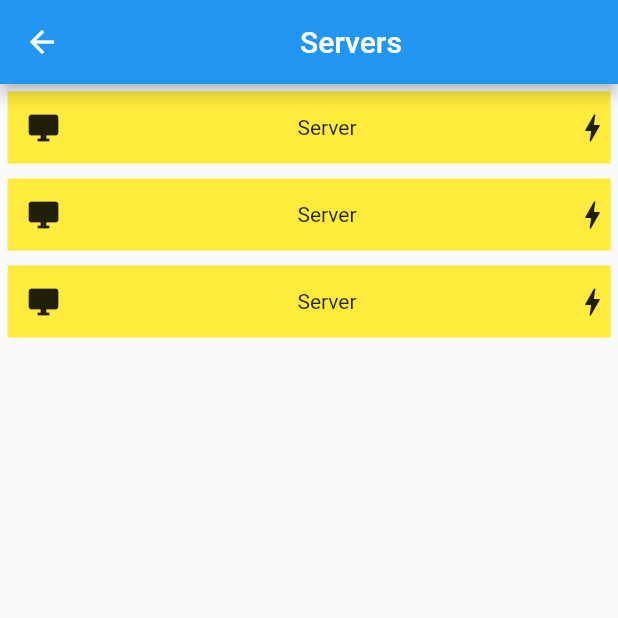
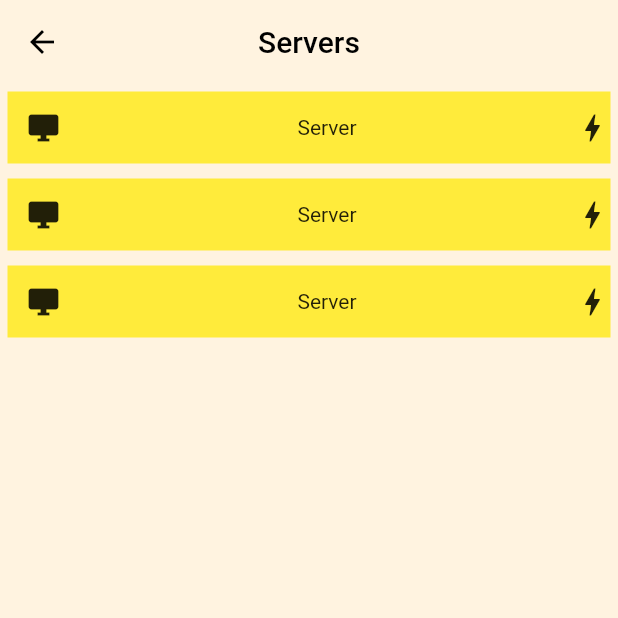
Before and after one commit to AtomiCloudArchive/flutter-screen-prototype, a Flutter app: the screen it shows after launch, after a tap on the "bolt" icon, on a phone screen of 412 x 824 dp, the top half of it. Run offline on Flutter 3.47's test engine with Material 2 defaults, Android fonts, the phone set to English and light mode, and no system bars.

Commit message:
[Feat] Add theme styling

```diff
--- a/lib/card.dart
+++ b/lib/card.dart
@@ -3,7 +3,7 @@ import 'package:flutter/material.dart';
 class CustomCard extends StatelessWidget {
   const CustomCard({this.child});
 
-  final Widget child;
+  final Widget? child;
 
   @override
   Widget build(BuildContext buildContext) {
--- a/lib/main.dart
+++ b/lib/main.dart
@@ -5,16 +5,21 @@ import 'card.dart';
 import 'notif_screen.dart';
 import 'search_screen.dart';
 import 'server_screen.dart';
+import 'themed_screen.dart';
+
+final Color bkgdColor = Colors.orange.shade50;
+final Color textColor = Colors.black;
 
 void main() {
   runApp(MaterialApp(
+    theme: ThemeData(
+      backgroundColor: bkgdColor,
+      primaryColor: textColor,
+    ),
     title: 'Navigation Basics',
     home: MyApp(),
   ));
 }
-
-final Color bkgdColor = Colors.orange[50];
-final Color textColor = Colors.black;
 
 class MyApp extends StatefulWidget {
   @override
@@ -22,7 +27,7 @@ class MyApp extends StatefulWidget {
 }
 
 class _MyAppState extends State<MyApp> with SingleTickerProviderStateMixin {
-  AnimationController _animationController;
+  late AnimationController _animationController;
 
   @override
   void initState() {
@@ -37,7 +42,7 @@ class _MyAppState extends State<MyApp> with SingleTickerProviderStateMixin {
     super.dispose();
   }
 
-  _toggleAnimation() {
+  _toggleDrawerAnimation() {
     _animationController.isDismissed
         ? _animationController.forward()
         : _animationController.reverse();
@@ -59,28 +64,66 @@ class _MyAppState extends State<MyApp> with SingleTickerProviderStateMixin {
               alignment: Alignment.center,
               child: Transform.translate(
                 offset: Offset(drawerOffset, 0),
-                child: customEndDrawer(context),
+                child: customEndDrawer(),
               ),
             ),
             Transform(
-              transform: Matrix4.identity()..translate(slide),
-              alignment: Alignment.center,
-              child: Scaffold(
-                backgroundColor: bkgdColor,
+                transform: Matrix4.identity()..translate(slide),
+                alignment: Alignment.center,
+                child: ThemedScreen(
+                  appBarLeading: routeIconButton(Icons.search,
+                      MaterialPageRoute(builder: (context) => SearchScreen())),
+                  appBarTitle: Builder(
+                    builder: (BuildContext context) {
+                      return Container(
+                        margin: EdgeInsets.only(left: 24.0),
+                        child: Center(
+                          child: TextButton(
+                            style: TextButton.styleFrom(
+                              primary: Colors.black,
+                            ),
+                            onPressed: () {
+                              Navigator.of(context).push(MaterialPageRoute(
+                                builder: (context) => ThemedScreen(),
+                              ));
+                            },
+                            child: Text('Options'),
+                          ),
+                        ),
+                      );
+                    },
+                  ),
+                  appBarActions: [
+                    routeIconButton(
+                      Icons.notifications,
+                      MaterialPageRoute(builder: (context) => NotifScreen()),
+                    ),
+                    IconButton(
+                      icon: Icon(Icons.account_circle), //color: textColor),
+                      onPressed: () {
+                        _toggleDrawerAnimation();
+                      },
+                    ),
+                  ],
+                  body: customBody(),
+                  floatingActionButton: serverButton(),
+                )
+                /*
+              Scaffold(
                 appBar: customAppBar(context),
                 body: customBody(context),
                 floatingActionButton: serverButton(context),
               ),
-            ),
+              */
+                ),
           ],
         );
       },
     );
   }
 
-  Widget customAppBar(BuildContext context) {
+  PreferredSizeWidget customAppBar() {
     return AppBar(
-      backgroundColor: bkgdColor,
       elevation: 0.0,
       leading: routeIconButton(Icons.search,
           MaterialPageRoute(builder: (context) => SearchScreen())),
@@ -91,11 +134,11 @@ class _MyAppState extends State<MyApp> with SingleTickerProviderStateMixin {
             child: Center(
               child: TextButton(
                 style: TextButton.styleFrom(
-                  primary: textColor,
+                  primary: Theme.of(context).primaryColor,
                 ),
                 onPressed: () {
                   Navigator.of(context).push(MaterialPageRoute(
-                    builder: (context) => BlankScreen(),
+                    builder: (context) => ThemedScreen(),
                   ));
                 },
                 child: Text('Options'),
@@ -110,16 +153,16 @@ class _MyAppState extends State<MyApp> with SingleTickerProviderStateMixin {
           MaterialPageRoute(builder: (context) => NotifScreen()),
         ),
         IconButton(
-          icon: Icon(Icons.account_circle, color: textColor),
+          icon: Icon(Icons.account_circle), //color: textColor),
           onPressed: () {
-            _toggleAnimation();
+            _toggleDrawerAnimation();
           },
         ),
       ],
     );
   }
 
-  Widget customBody(BuildContext context) {
+  Widget customBody() {
     return Padding(
         padding: EdgeInsets.all(25.0),
         child: Column(
@@ -130,11 +173,11 @@ class _MyAppState extends State<MyApp> with SingleTickerProviderStateMixin {
         ));
   }
 
-  Widget customDrawer(BuildContext context) {
+  Widget customDrawer() {
     return Drawer();
   }
 
-  Widget customEndDrawer(BuildContext context) {
+  Widget customEndDrawer() {
     return Drawer(
       child: Container(
         color: Colors.orange[50],
@@ -169,7 +212,7 @@ class _MyAppState extends State<MyApp> with SingleTickerProviderStateMixin {
     );
   }
 
-  Widget serverButton(BuildContext context) {
+  Widget serverButton() {
     return Builder(
       builder: (BuildContext context) {
         return FloatingActionButton(
@@ -191,7 +234,7 @@ class _MyAppState extends State<MyApp> with SingleTickerProviderStateMixin {
     return Builder(
       builder: (BuildContext context) {
         return IconButton(
-          icon: Icon(icon, color: textColor),
+          icon: Icon(icon), //color: textColor),
           onPressed: () {
             Navigator.of(context).push(route);
           },
@@ -200,12 +243,3 @@ class _MyAppState extends State<MyApp> with SingleTickerProviderStateMixin {
     );
   }
 }
-
-class BlankScreen extends StatelessWidget {
-  @override
-  Widget build(BuildContext context) {
-    return Scaffold(
-      appBar: AppBar(),
-    );
-  }
-}
--- a/lib/notif_screen.dart
+++ b/lib/notif_screen.dart
@@ -1,11 +1,11 @@
 import 'package:flutter/cupertino.dart';
 import 'package:flutter/material.dart';
+
+import 'themed_screen.dart';
 
 class NotifScreen extends StatelessWidget {
   @override
   Widget build(BuildContext context) {
-    return Scaffold(
-      appBar: AppBar(),
-    );
+    return ThemedScreen();
   }
 }
--- a/lib/server_screen.dart
+++ b/lib/server_screen.dart
@@ -1,10 +1,17 @@
 import 'package:flutter/material.dart';
+
+import 'themed_screen.dart';
 
 class ServerScreen extends StatelessWidget {
   @override
   Widget build(BuildContext context) {
-    return Scaffold(
-      appBar: AppBar(title: Center(child: Text("Servers"))),
+    return ThemedScreen(
+      appBarTitle: Container(
+        margin: EdgeInsets.only(right: 56.0),
+        child: Center(
+          child: Text("Servers", style: TextStyle(color: Colors.black)),
+        ),
+      ),
       body: Center(
         child: Column(
           children: [
--- /dev/null
+++ b/lib/themed_screen.dart
@@ -0,0 +1,43 @@
+import 'package:flutter/cupertino.dart';
+import 'package:flutter/material.dart';
+
+class ThemedScreen extends StatelessWidget {
+  const ThemedScreen({
+    this.appBarLeading,
+    this.appBarTitle,
+    this.appBarActions,
+    this.body,
+    this.floatingActionButton,
+  });
+
+  final Widget? appBarLeading;
+
+  final Widget? appBarTitle;
+
+  final List<Widget>? appBarActions;
+
+  final Widget? body;
+
+  final Widget? floatingActionButton;
+
+  @override
+  Widget build(BuildContext context) {
+    final Color bkgdColor = Colors.orange.shade50;
+    final Color textColor = Colors.black;
+    return Scaffold(
+      backgroundColor: bkgdColor,
+      appBar: AppBar(
+        elevation: 0.0,
+        backgroundColor: bkgdColor,
+        iconTheme: IconThemeData(
+          color: textColor,
+        ),
+        leading: appBarLeading,
+        title: appBarTitle,
+        actions: appBarActions,
+      ),
+      body: this.body,
+      floatingActionButton: this.floatingActionButton,
+    );
+  }
+}
--- a/pubspec.yaml
+++ b/pubspec.yaml
@@ -18,7 +18,7 @@ publish_to: 'none' # Remove this line if you wish to publish to pub.dev
 version: 1.0.0+1
 
 environment:
-  sdk: ">=2.7.0 <3.0.0"
+  sdk: ">=2.12.0 <3.0.0"
 
 dependencies:
   flutter:
```
Also changed, not shown: lib/search_screen.dart (+54 -9 lines), pubspec.lock.
